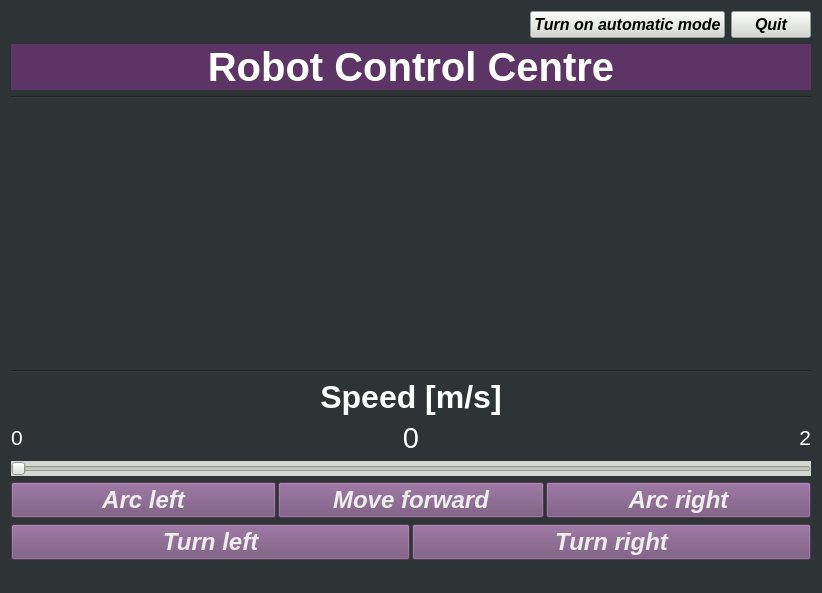
Before: the Qt Designer form Robot_Control/view.ui in EmbeddedPaul166/Robot-Control, drawn with Qt 5.
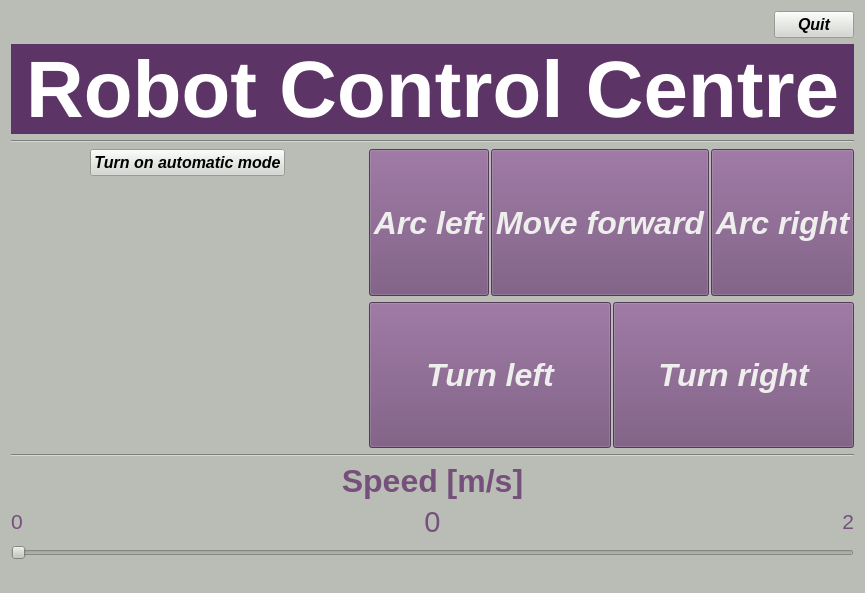
After: the same form once the commit is applied.

Commit message: Circle detection and some minor UI changes

```diff
--- a/Robot_Control/view.ui
+++ b/Robot_Control/view.ui
@@ -6,7 +6,7 @@
    <rect>
     <x>0</x>
     <y>0</y>
-    <width>822</width>
+    <width>865</width>
     <height>593</height>
    </rect>
   </property>
@@ -14,7 +14,7 @@
    <string>Robot Control Centre</string>
   </property>
   <property name="styleSheet">
-   <string notr="true">background-color: rgb(46, 52, 54);</string>
+   <string notr="true">background-color: rgb(186, 189, 182);</string>
   </property>
   <widget class="QWidget" name="centralWidget">
    <layout class="QVBoxLayout" name="verticalLayout">
@@ -33,30 +33,6 @@
         </property>
        </spacer>
       </item>
-      <item>
-       <widget class="QPushButton" name="automaticModeButton">
-        <property name="sizePolicy">
-         <sizepolicy hsizetype="Minimum" vsizetype="Preferred">
-          <horstretch>0</horstretch>
-          <verstretch>0</verstretch>
-         </sizepolicy>
-        </property>
-        <property name="font">
-         <font>
-          <pointsize>12</pointsize>
-          <weight>75</weight>
-          <italic>true</italic>
-          <bold>true</bold>
-         </font>
-        </property>
-        <property name="styleSheet">
-         <string notr="true">background-color: rgb(211, 215, 207);</string>
-        </property>
-        <property name="text">
-         <string>Turn on automatic mode</string>
-        </property>
-       </widget>
-      </item>
       <item>
        <widget class="QPushButton" name="exitButton">
         <property name="sizePolicy">
@@ -89,7 +65,7 @@
        <widget class="QLabel" name="titleLabel">
         <property name="font">
          <font>
-          <pointsize>30</pointsize>
+          <pointsize>60</pointsize>
           <weight>75</weight>
           <bold>true</bold>
          </font>
@@ -118,58 +94,242 @@
     <item>
      <layout class="QHBoxLayout" name="cameraViewLayout">
       <item>
-       <spacer name="horizontalSpacer_2">
-        <property name="orientation">
-         <enum>Qt::Horizontal</enum>
-        </property>
-        <property name="sizeType">
-         <enum>QSizePolicy::Preferred</enum>
-        </property>
-        <property name="sizeHint" stdset="0">
-         <size>
-          <width>40</width>
-          <height>20</height>
-         </size>
-        </property>
-       </spacer>
+       <layout class="QVBoxLayout" name="verticalLayout_3">
+        <item>
+         <layout class="QHBoxLayout" name="horizontalLayout_2">
+          <item>
+           <spacer name="horizontalSpacer">
+            <property name="orientation">
+             <enum>Qt::Horizontal</enum>
+            </property>
+            <property name="sizeHint" stdset="0">
+             <size>
+              <width>40</width>
+              <height>20</height>
+             </size>
+            </property>
+           </spacer>
+          </item>
+          <item>
+           <widget class="QPushButton" name="automaticModeButton">
+            <property name="sizePolicy">
+             <sizepolicy hsizetype="Minimum" vsizetype="Preferred">
+              <horstretch>0</horstretch>
+              <verstretch>0</verstretch>
+             </sizepolicy>
+            </property>
+            <property name="font">
+             <font>
+              <pointsize>12</pointsize>
+              <weight>75</weight>
+              <italic>true</italic>
+              <bold>true</bold>
+             </font>
+            </property>
+            <property name="styleSheet">
+             <string notr="true">background-color: rgb(211, 215, 207);</string>
+            </property>
+            <property name="text">
+             <string>Turn on automatic mode</string>
+            </property>
+           </widget>
+          </item>
+          <item>
+           <spacer name="horizontalSpacer_2">
+            <property name="orientation">
+             <enum>Qt::Horizontal</enum>
+            </property>
+            <property name="sizeHint" stdset="0">
+             <size>
+              <width>40</width>
+              <height>20</height>
+             </size>
+            </property>
+           </spacer>
+          </item>
+         </layout>
+        </item>
+        <item>
+         <widget class="QLabel" name="cameraOutputLabel">
+          <property name="sizePolicy">
+           <sizepolicy hsizetype="Expanding" vsizetype="Expanding">
+            <horstretch>0</horstretch>
+            <verstretch>0</verstretch>
+           </sizepolicy>
+          </property>
+          <property name="frameShape">
+           <enum>QFrame::NoFrame</enum>
+          </property>
+          <property name="text">
+           <string/>
+          </property>
+          <property name="alignment">
+           <set>Qt::AlignBottom|Qt::AlignLeading|Qt::AlignLeft</set>
+          </property>
+          <property name="margin">
+           <number>0</number>
+          </property>
+         </widget>
+        </item>
+       </layout>
       </item>
       <item>
-       <widget class="QLabel" name="cameraOutputLabel">
-        <property name="sizePolicy">
-         <sizepolicy hsizetype="Expanding" vsizetype="Expanding">
-          <horstretch>0</horstretch>
-          <verstretch>0</verstretch>
-         </sizepolicy>
-        </property>
-        <property name="frameShape">
-         <enum>QFrame::NoFrame</enum>
-        </property>
-        <property name="text">
-         <string/>
-        </property>
-        <property name="alignment">
-         <set>Qt::AlignCenter</set>
-        </property>
-        <property name="margin">
-         <number>0</number>
-        </property>
-       </widget>
-      </item>
-      <item>
-       <spacer name="horizontalSpacer">
-        <property name="orientation">
-         <enum>Qt::Horizontal</enum>
-        </property>
-        <property name="sizeType">
-         <enum>QSizePolicy::Preferred</enum>
-        </property>
-        <property name="sizeHint" stdset="0">
-         <size>
-          <width>40</width>
-          <height>20</height>
-         </size>
-        </property>
-       </spacer>
+       <layout class="QVBoxLayout" name="verticalLayout_2">
+        <item>
+         <layout class="QHBoxLayout" name="firstHalfOfButtonsLayout">
+          <property name="spacing">
+           <number>2</number>
+          </property>
+          <property name="sizeConstraint">
+           <enum>QLayout::SetDefaultConstraint</enum>
+          </property>
+          <item>
+           <widget class="QPushButton" name="arcLeftButton">
+            <property name="sizePolicy">
+             <sizepolicy hsizetype="Expanding" vsizetype="Expanding">
+              <horstretch>0</horstretch>
+              <verstretch>0</verstretch>
+             </sizepolicy>
+            </property>
+            <property name="maximumSize">
+             <size>
+              <width>16777215</width>
+              <height>16777215</height>
+             </size>
+            </property>
+            <property name="sizeIncrement">
+             <size>
+              <width>-27008</width>
+              <height>0</height>
+             </size>
+            </property>
+            <property name="font">
+             <font>
+              <pointsize>24</pointsize>
+              <weight>75</weight>
+              <italic>true</italic>
+              <bold>true</bold>
+             </font>
+            </property>
+            <property name="styleSheet">
+             <string notr="true">background-color: rgb(117, 80, 123);
+color: rgb(238, 238, 236);</string>
+            </property>
+            <property name="text">
+             <string>Arc left</string>
+            </property>
+           </widget>
+          </item>
+          <item>
+           <widget class="QPushButton" name="moveForwardButton">
+            <property name="sizePolicy">
+             <sizepolicy hsizetype="Expanding" vsizetype="Expanding">
+              <horstretch>0</horstretch>
+              <verstretch>0</verstretch>
+             </sizepolicy>
+            </property>
+            <property name="font">
+             <font>
+              <pointsize>24</pointsize>
+              <weight>75</weight>
+              <italic>true</italic>
+              <bold>true</bold>
+             </font>
+            </property>
+            <property name="styleSheet">
+             <string notr="true">background-color: rgb(117, 80, 123);
+color: rgb(238, 238, 236);</string>
+            </property>
+            <property name="text">
+             <string>Move forward</string>
+            </property>
+           </widget>
+          </item>
+          <item>
+           <widget class="QPushButton" name="arcRightButton">
+            <property name="sizePolicy">
+             <sizepolicy hsizetype="Expanding" vsizetype="MinimumExpanding">
+              <horstretch>0</horstretch>
+              <verstretch>0</verstretch>
+             </sizepolicy>
+            </property>
+            <property name="font">
+             <font>
+              <pointsize>24</pointsize>
+              <weight>75</weight>
+              <italic>true</italic>
+              <bold>true</bold>
+             </font>
+            </property>
+            <property name="styleSheet">
+             <string notr="true">background-color: rgb(117, 80, 123);
+color: rgb(238, 238, 236);</string>
+            </property>
+            <property name="text">
+             <string>Arc right</string>
+            </property>
+           </widget>
+          </item>
+         </layout>
+        </item>
+        <item>
+         <layout class="QHBoxLayout" name="secondHalfOfButtonsLayout">
+          <property name="spacing">
+           <number>2</number>
+          </property>
+          <item>
+           <widget class="QPushButton" name="turnLeftButton">
+            <property name="sizePolicy">
+             <sizepolicy hsizetype="Expanding" vsizetype="Expanding">
+              <horstretch>0</horstretch>
+              <verstretch>0</verstretch>
+             </sizepolicy>
+            </property>
+            <property name="font">
+             <font>
+              <pointsize>24</pointsize>
+              <weight>75</weight>
+              <italic>true</italic>
+              <bold>true</bold>
+             </font>
+            </property>
+            <property name="styleSheet">
+             <string notr="true">background-color: rgb(117, 80, 123);
+color: rgb(238, 238, 236);</string>
+            </property>
+            <property name="text">
+             <string>Turn left</string>
+            </property>
+           </widget>
+          </item>
+          <item>
+           <widget class="QPushButton" name="turnRightButton">
+            <property name="sizePolicy">
+             <sizepolicy hsizetype="Expanding" vsizetype="Expanding">
+              <horstretch>0</horstretch>
+              <verstretch>0</verstretch>
+             </sizepolicy>
+            </property>
+            <property name="font">
+             <font>
+              <pointsize>24</pointsize>
+              <weight>75</weight>
+              <italic>true</italic>
+              <bold>true</bold>
+             </font>
+            </property>
+            <property name="styleSheet">
+             <string notr="true">background-color: rgb(117, 80, 123);
+color: rgb(238, 238, 236);</string>
+            </property>
+            <property name="text">
+             <string>Turn right</string>
+            </property>
+           </widget>
+          </item>
+         </layout>
+        </item>
+       </layout>
       </item>
      </layout>
     </item>
@@ -202,7 +362,7 @@
        </font>
       </property>
       <property name="styleSheet">
-       <string notr="true">color: rgb(255, 255, 255);</string>
+       <string notr="true">color: rgb(117, 80, 123);</string>
       </property>
       <property name="text">
        <string>Speed [m/s]</string>
@@ -231,7 +391,7 @@
          </font>
         </property>
         <property name="styleSheet">
-         <string notr="true">color: rgb(255, 255, 255);</string>
+         <string notr="true">color: rgb(117, 80, 123);</string>
         </property>
         <property name="text">
          <string>0</string>
@@ -246,7 +406,7 @@
          </font>
         </property>
         <property name="styleSheet">
-         <string notr="true">color: rgb(255, 255, 255);</string>
+         <string notr="true">color: rgb(117, 80, 123);</string>
         </property>
         <property name="text">
          <string>0</string>
@@ -270,7 +430,7 @@
          </font>
         </property>
         <property name="styleSheet">
-         <string notr="true">color: rgb(255, 255, 255);</string>
+         <string notr="true">color: rgb(117, 80, 123);</string>
         </property>
         <property name="text">
          <string>2</string>
@@ -291,7 +451,7 @@
        </sizepolicy>
       </property>
       <property name="styleSheet">
-       <string notr="true">background-color: rgb(211, 215, 207);</string>
+       <string notr="true"/>
       </property>
       <property name="maximum">
        <number>100</number>
@@ -301,115 +461,6 @@
       </property>
      </widget>
     </item>
-    <item>
-     <layout class="QHBoxLayout" name="firstHalfOfButtonsLayout">
-      <property name="spacing">
-       <number>2</number>
-      </property>
-      <item>
-       <widget class="QPushButton" name="arcLeftButton">
-        <property name="font">
-         <font>
-          <pointsize>18</pointsize>
-          <weight>75</weight>
-          <italic>true</italic>
-          <bold>true</bold>
-         </font>
-        </property>
-        <property name="styleSheet">
-         <string notr="true">background-color: rgb(117, 80, 123);
-color: rgb(238, 238, 236);</string>
-        </property>
-        <property name="text">
-         <string>Arc left</string>
-        </property>
-       </widget>
-      </item>
-      <item>
-       <widget class="QPushButton" name="moveForwardButton">
-        <property name="font">
-         <font>
-          <pointsize>18</pointsize>
-          <weight>75</weight>
-          <italic>true</italic>
-          <bold>true</bold>
-         </font>
-        </property>
-        <property name="styleSheet">
-         <string notr="true">background-color: rgb(117, 80, 123);
-color: rgb(238, 238, 236);</string>
-        </property>
-        <property name="text">
-         <string>Move forward</string>
-        </property>
-       </widget>
-      </item>
-      <item>
-       <widget class="QPushButton" name="arcRightButton">
-        <property name="font">
-         <font>
-          <pointsize>18</pointsize>
-          <weight>75</weight>
-          <italic>true</italic>
-          <bold>true</bold>
-         </font>
-        </property>
-        <property name="styleSheet">
-         <string notr="true">background-color: rgb(117, 80, 123);
-color: rgb(238, 238, 236);</string>
-        </property>
-        <property name="text">
-         <string>Arc right</string>
-        </property>
-       </widget>
-      </item>
-     </layout>
-    </item>
-    <item>
-     <layout class="QHBoxLayout" name="secondHalfOfButtonsLayout">
-      <property name="spacing">
-       <number>2</number>
-      </property>
-      <item>
-       <widget class="QPushButton" name="turnLeftButton">
-        <property name="font">
-         <font>
-          <pointsize>18</pointsize>
-          <weight>75</weight>
-          <italic>true</italic>
-          <bold>true</bold>
-         </font>
-        </property>
-        <property name="styleSheet">
-         <string notr="true">background-color: rgb(117, 80, 123);
-color: rgb(238, 238, 236);</string>
-        </property>
-        <property name="text">
-         <string>Turn left</string>
-        </property>
-       </widget>
-      </item>
-      <item>
-       <widget class="QPushButton" name="turnRightButton">
-        <property name="font">
-         <font>
-          <pointsize>18</pointsize>
-          <weight>75</weight>
-          <italic>true</italic>
-          <bold>true</bold>
-         </font>
-        </property>
-        <property name="styleSheet">
-         <string notr="true">background-color: rgb(117, 80, 123);
-color: rgb(238, 238, 236);</string>
-        </property>
-        <property name="text">
-         <string>Turn right</string>
-        </property>
-       </widget>
-      </item>
-     </layout>
-    </item>
    </layout>
   </widget>
   <widget class="QStatusBar" name="statusBar"/>
```
The commit also changes 6 other files.
